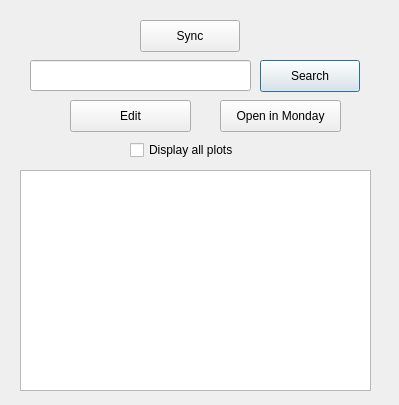
Qt form booster_dialog_base.ui (PaulWattmen/Booster) before a commit.
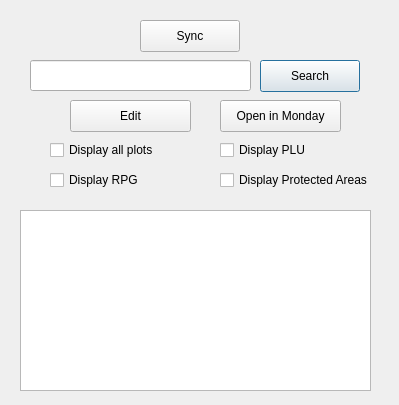
The same form after that commit.

Commit message: 2nd commit : addition of the display of several different layers in booster

```diff
--- a/booster_dialog_base.ui
+++ b/booster_dialog_base.ui
@@ -53,9 +53,9 @@
    <property name="geometry">
     <rect>
      <x>20</x>
-     <y>170</y>
+     <y>210</y>
      <width>351</width>
-     <height>221</height>
+     <height>181</height>
     </rect>
    </property>
   </widget>
@@ -75,7 +75,7 @@
   <widget class="QCheckBox" name="display_plot_checkBox">
    <property name="geometry">
     <rect>
-     <x>130</x>
+     <x>50</x>
      <y>140</y>
      <width>121</width>
      <height>20</height>
@@ -98,6 +98,45 @@
     <string>Edit</string>
    </property>
   </widget>
+  <widget class="QCheckBox" name="display_plu_checkBox">
+   <property name="geometry">
+    <rect>
+     <x>220</x>
+     <y>140</y>
+     <width>121</width>
+     <height>20</height>
+    </rect>
+   </property>
+   <property name="text">
+    <string>Display PLU</string>
+   </property>
+  </widget>
+  <widget class="QCheckBox" name="display_rpg_checkBox">
+   <property name="geometry">
+    <rect>
+     <x>50</x>
+     <y>170</y>
+     <width>121</width>
+     <height>20</height>
+    </rect>
+   </property>
+   <property name="text">
+    <string>Display RPG</string>
+   </property>
+  </widget>
+  <widget class="QCheckBox" name="display_protected_checkBox">
+   <property name="geometry">
+    <rect>
+     <x>220</x>
+     <y>170</y>
+     <width>171</width>
+     <height>20</height>
+    </rect>
+   </property>
+   <property name="text">
+    <string>Display Protected Areas</string>
+   </property>
+  </widget>
  </widget>
  <resources/>
  <connections/>
```
The commit also changes 3 other files.
